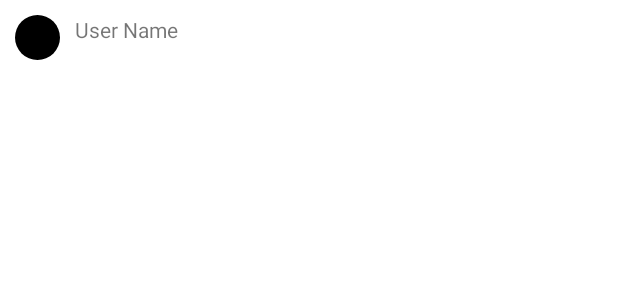
After one commit to 26feb97shubham/Tatvasoftpracticalassesment, an Android app: the layout usersdatalistitem.xml on its own in the app's theme, with its tools: preview values and no code run, on a phone screen of 412 x 824 dp. The commit adds this screen. Shown: the top 300 px of the screen. Run offline under Robolectric (Android 15) with nearby library versions, the phone set to English and light mode, and no system bars.

Commit message:
Second Commit

```diff
--- a/app/src/main/AndroidManifest.xml
+++ b/app/src/main/AndroidManifest.xml
@@ -1,6 +1,8 @@
 <?xml version="1.0" encoding="utf-8"?>
 <manifest xmlns:android="http://schemas.android.com/apk/res/android"
     package="com.example.tatvasoftpracticalassessment">
+
+    <uses-permission android:name="android.permission.INTERNET"/>
 
     <application
         android:allowBackup="true"
--- a/app/src/main/java/com/example/tatvasoftpracticalassessment/repository/UserRepository.kt
+++ b/app/src/main/java/com/example/tatvasoftpracticalassessment/repository/UserRepository.kt
@@ -19,7 +19,7 @@ class UserRepository {
     private var userDataService: UserDataService? = null
     private var userDataResponseLiveData: MutableLiveData<UserDataResponse?>? = null
 
-    fun userRepository() {
+    public fun userRepository() {
         userDataResponseLiveData = MutableLiveData<UserDataResponse?>()
         val interceptor = HttpLoggingInterceptor()
         interceptor.level = HttpLoggingInterceptor.Level.BODY
@@ -32,7 +32,7 @@ class UserRepository {
             .create(UserDataService::class.java)
     }
 
-    fun userVolumes(offset:Int?, limit:Int?) {
+    public fun userVolumes(offset:Int?, limit:Int?) {
         userDataService!!.doGetUserList(offset, limit)!!.enqueue(object : Callback<UserDataResponse?> {
                 override fun onResponse(
                     call: Call<UserDataResponse?>?,
@@ -49,7 +49,7 @@ class UserRepository {
             })
     }
 
-    fun getVolumesResponseLiveData(): LiveData<UserDataResponse?>? {
+    public fun getVolumesResponseLiveData(): LiveData<UserDataResponse?>? {
         return userDataResponseLiveData
     }
 
--- /dev/null
+++ b/app/src/main/java/com/example/tatvasoftpracticalassessment/viewholder/UserDataViewHolder.kt
@@ -0,0 +1,4 @@
+package com.example.tatvasoftpracticalassessment.viewholder
+
+class UserDataViewHolder {
+}
--- /dev/null
+++ b/app/src/main/res/layout/usersdatalistitem.xml
@@ -0,0 +1,34 @@
+<?xml version="1.0" encoding="utf-8"?>
+<androidx.constraintlayout.widget.ConstraintLayout xmlns:android="http://schemas.android.com/apk/res/android"
+    android:layout_width="match_parent"
+    android:layout_height="wrap_content"
+    android:padding="10dp"
+    xmlns:app="http://schemas.android.com/apk/res-auto">
+
+    <de.hdodenhof.circleimageview.CircleImageView
+        android:layout_width="30dp"
+        android:layout_height="30dp"
+        app:layout_constraintTop_toTopOf="parent"
+        android:src="@color/black"
+        app:layout_constraintStart_toStartOf="parent"
+        android:id="@+id/userImage"/>
+
+    <TextView
+        android:layout_width="0dp"
+        android:layout_height="wrap_content"
+        android:text="User Name"
+        app:layout_constraintStart_toEndOf="@id/userImage"
+        android:layout_marginStart="10dp"
+        app:layout_constraintEnd_toEndOf="parent"
+        app:layout_constraintTop_toTopOf="parent"/>
+
+    <androidx.recyclerview.widget.RecyclerView
+        android:layout_width="0dp"
+        android:layout_height="wrap_content"
+        app:layout_constraintTop_toBottomOf="@id/userImage"
+        android:layout_marginTop="4dp"
+        app:layout_constraintStart_toStartOf="parent"
+        app:layout_constraintEnd_toEndOf="parent"
+        android:id="@+id/userDataImagesRecyclerView"/>
+
+</androidx.constraintlayout.widget.ConstraintLayout>
```
Also changed, not shown: app/build.gradle (+10 -0 lines), app/src/main/java/com/example/tatvasoftpracticalassessment/viewmodel/UserViewModel.kt (added, +24 -0 lines), app/src/main/res/layout/activity_main.xml (+13 -7 lines), app/src/main/res/layout/userdataimagesitem.xml (added, +17 -0 lines).
